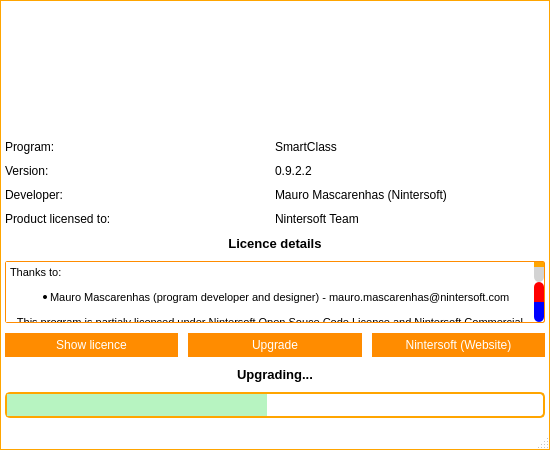
The window that frmabout.ui (Nintersoft/SmartClass) describes before a commit, drawn with Qt 5.
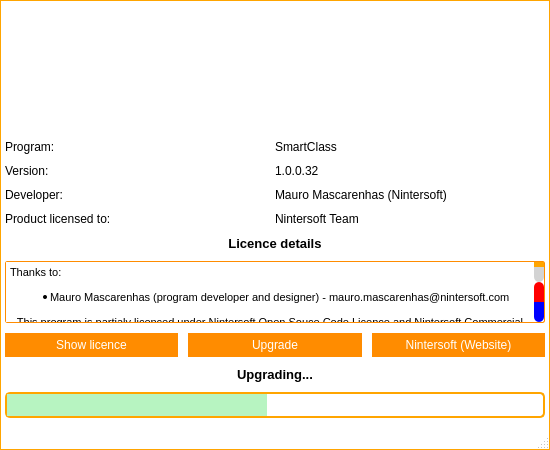
The same window after the commit. Icons and pictures are not drawn. Custom widgets are drawn as their Qt base class.

What changed in the file:
```diff
--- a/frmabout.ui
+++ b/frmabout.ui
@@ -672,7 +672,7 @@
       <item row="3" column="1">
        <widget class="QLabel" name="lblProgVersion">
         <property name="text">
-         <string>0.9.2.2</string>
+         <string>1.0.0.32</string>
         </property>
        </widget>
       </item>
```
Left out of the diff: 2 changed lines with no effect on the pictures.
